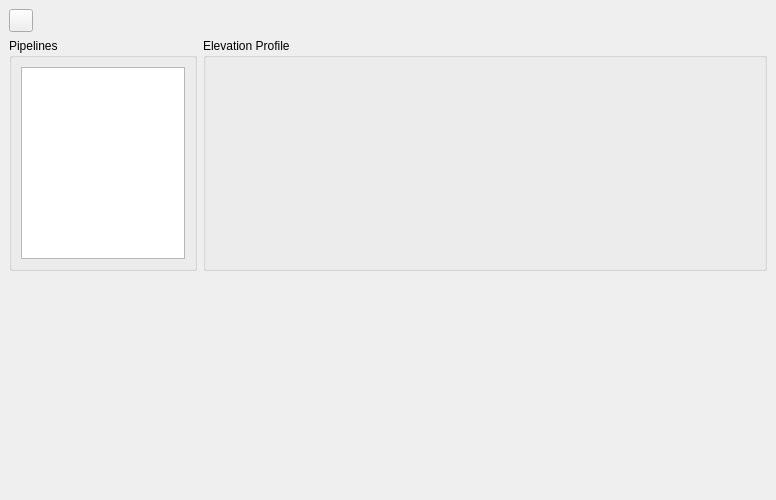
First picture: the form in mlapp/src/views/pipeline_view/pipeline_view_base.ui, repository Trailmarker/paddock-power, before the edit.
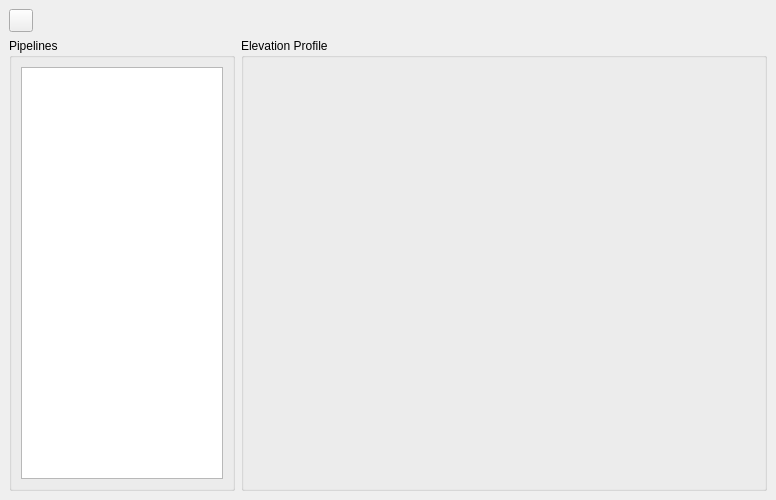
Second picture: the form after the edit. Icons and pictures are not drawn. Custom widgets are drawn as their Qt base class.

Commit message: made new Paddock analysis visible and tweaked views for a slightly better experience

```diff
--- a/mlapp/src/views/pipeline_view/pipeline_view_base.ui
+++ b/mlapp/src/views/pipeline_view/pipeline_view_base.ui
@@ -71,7 +71,7 @@
           </layout>
         </item>
         <item>
-          <layout class="QHBoxLayout" name="contentLayout" stretch="1,3,1">
+     <layout class="QHBoxLayout" name="contentLayout" stretch="3,7">
             <property name="topMargin">
               <number>0</number>
             </property>
@@ -118,6 +118,11 @@
                     <number>0</number>
                   </property>
                   <item>
+          <layout class="QVBoxLayout" name="profileLayout">
+           <property name="topMargin">
+            <number>0</number>
+           </property>
+           <item>
                     <widget class="ProfileDetails" name="profileDetails" native="true">
                       <property name="sizePolicy">
                         <sizepolicy hsizetype="MinimumExpanding" vsizetype="MinimumExpanding">
@@ -125,15 +130,18 @@
                           <verstretch>0</verstretch>
                         </sizepolicy>
                       </property>
+             <property name="minimumSize">
+              <size>
+               <width>0</width>
+               <height>0</height>
+              </size>
+             </property>
                       <property name="styleSheet">
                         <string notr="true"/>
                       </property>
                     </widget>
                   </item>
                 </layout>
-              </widget>
-            </item>
-          </layout>
         </item>
         <item>
           <spacer name="verticalSpacer">
@@ -142,11 +150,16 @@
             </property>
             <property name="sizeHint" stdset="0">
               <size>
-                <width>0</width>
-                <height>0</height>
+             <width>20</width>
+             <height>40</height>
               </size>
             </property>
           </spacer>
+         </item>
+        </layout>
+       </widget>
+      </item>
+     </layout>
         </item>
       </layout>
     </widget>
```
Lines whose indentation alone changed are shown as unchanged. The commit also changes 15 other files.
